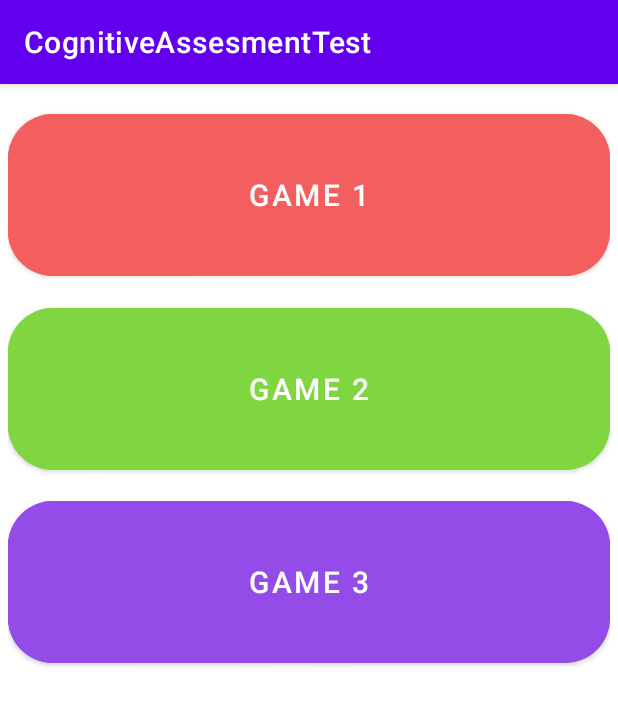
After one commit to Oliwier-M/cognitiveAppProject, an Android app: the mainMenuActivity screen opened directly, with no data from a screen before it, on a phone screen of 412 x 824 dp. The commit adds this screen. Shown: the top 705 px of the screen. Run offline under Robolectric (Android 15) with nearby library versions, the phone set to English and light mode, and no system bars.

Commit message:
main menu layout idea

```diff
--- a/app/build.gradle.kts
+++ b/app/build.gradle.kts
@@ -48,6 +48,7 @@ dependencies {
     implementation(libs.androidx.lifecycle.viewmodel.ktx)
     implementation(libs.androidx.navigation.fragment.ktx)
     implementation(libs.androidx.navigation.ui.ktx)
+    implementation(libs.androidx.activity)
     testImplementation(libs.junit)
     androidTestImplementation(libs.androidx.junit)
     androidTestImplementation(libs.androidx.espresso.core)
--- a/app/src/main/AndroidManifest.xml
+++ b/app/src/main/AndroidManifest.xml
@@ -13,6 +13,9 @@
         android:theme="@style/Theme.CognitiveAssesmentTest"
         tools:targetApi="31">
         <activity
+            android:name=".ui.mainMenuActivity"
+            android:exported="false" />
+        <activity
             android:name=".MainActivity"
             android:exported="true"
             android:label="@string/app_name"
--- /dev/null
+++ b/app/src/main/java/com/example/cognitiveassesmenttest/ui/mainMenuActivity.kt
@@ -0,0 +1,21 @@
+package com.example.cognitiveassesmenttest.ui
+
+import android.os.Bundle
+import androidx.activity.enableEdgeToEdge
+import androidx.appcompat.app.AppCompatActivity
+import androidx.core.view.ViewCompat
+import androidx.core.view.WindowInsetsCompat
+import com.example.cognitiveassesmenttest.R
+
+class mainMenuActivity : AppCompatActivity() {
+    override fun onCreate(savedInstanceState: Bundle?) {
+        super.onCreate(savedInstanceState)
+        enableEdgeToEdge()
+        setContentView(R.layout.activity_main_menu)
+        ViewCompat.setOnApplyWindowInsetsListener(findViewById(R.id.main)) { v, insets ->
+            val systemBars = insets.getInsets(WindowInsetsCompat.Type.systemBars())
+            v.setPadding(systemBars.left, systemBars.top, systemBars.right, systemBars.bottom)
+            insets
+        }
+    }
+}
--- /dev/null
+++ b/app/src/main/res/layout/activity_main_menu.xml
@@ -0,0 +1,53 @@
+<?xml version="1.0" encoding="utf-8"?>
+<androidx.constraintlayout.widget.ConstraintLayout xmlns:android="http://schemas.android.com/apk/res/android"
+    xmlns:app="http://schemas.android.com/apk/res-auto"
+    xmlns:tools="http://schemas.android.com/tools"
+    android:id="@+id/main"
+    android:layout_width="match_parent"
+    android:layout_height="match_parent"
+    android:layout_margin="5dp"
+    tools:context=".ui.mainMenuActivity">
+
+    <Button
+        android:id="@+id/gameOne"
+        android:layout_width="match_parent"
+        android:layout_height="120dp"
+        android:backgroundTint="#F35E5E"
+        android:text="@string/game_one"
+        android:textSize="20sp"
+        app:cornerRadius="30dp"
+        app:layout_constraintBottom_toTopOf="@+id/gameTwo"
+        app:layout_constraintEnd_toEndOf="parent"
+        app:layout_constraintHorizontal_bias="0.0"
+        app:layout_constraintStart_toStartOf="parent"
+        app:layout_constraintTop_toTopOf="parent" />
+
+    <Button
+        android:id="@+id/gameTwo"
+        android:layout_width="0dp"
+        android:layout_height="120dp"
+        android:backgroundTint="#7FD641"
+        android:text="@string/game_two"
+        android:textSize="20sp"
+        app:cornerRadius="30dp"
+        app:layout_constraintBottom_toTopOf="@+id/gameThree"
+        app:layout_constraintEnd_toEndOf="parent"
+        app:layout_constraintHorizontal_bias="1.0"
+        app:layout_constraintStart_toStartOf="parent"
+        app:layout_constraintTop_toBottomOf="@+id/gameOne" />
+
+    <Button
+        android:id="@+id/gameThree"
+        android:layout_width="match_parent"
+        android:layout_height="120dp"
+        android:layout_marginBottom="362dp"
+        android:backgroundTint="#944CE8"
+        android:text="@string/game_three"
+        android:textSize="20sp"
+        app:cornerRadius="30dp"
+        app:layout_constraintBottom_toBottomOf="parent"
+        app:layout_constraintEnd_toEndOf="parent"
+        app:layout_constraintHorizontal_bias="0.0"
+        app:layout_constraintStart_toStartOf="parent"
+        app:layout_constraintTop_toBottomOf="@+id/gameTwo" />
+</androidx.constraintlayout.widget.ConstraintLayout>
--- a/app/src/main/res/values/strings.xml
+++ b/app/src/main/res/values/strings.xml
@@ -10,4 +10,8 @@
     <string name="menu_home">Home</string>
     <string name="menu_gallery">Gallery</string>
     <string name="menu_slideshow">Slideshow</string>
+
+    <string name="game_one">GAME 1</string>
+    <string name="game_two">GAME 2</string>
+    <string name="game_three">GAME 3</string>
 </resources>
--- a/gradle/libs.versions.toml
+++ b/gradle/libs.versions.toml
@@ -12,6 +12,7 @@ lifecycleLivedataKtx = "2.7.0"
 lifecycleViewmodelKtx = "2.7.0"
 navigationFragmentKtx = "2.7.7"
 navigationUiKtx = "2.7.7"
+activity = "1.9.0"
 
 [libraries]
 androidx-core-ktx = { group = "androidx.core", name = "core-ktx", version.ref = "coreKtx" }
@@ -25,6 +26,7 @@ androidx-lifecycle-livedata-ktx = { group = "androidx.lifecycle", name = "lifecy
 androidx-lifecycle-viewmodel-ktx = { group = "androidx.lifecycle", name = "lifecycle-viewmodel-ktx", version.ref = "lifecycleViewmodelKtx" }
 androidx-navigation-fragment-ktx = { group = "androidx.navigation", name = "navigation-fragment-ktx", version.ref = "navigationFragmentKtx" }
 androidx-navigation-ui-ktx = { group = "androidx.navigation", name = "navigation-ui-ktx", version.ref = "navigationUiKtx" }
+androidx-activity = { group = "androidx.activity", name = "activity", version.ref = "activity" }
 
 [plugins]
 androidApplication = { id = "com.android.application", version.ref = "agp" }
```
